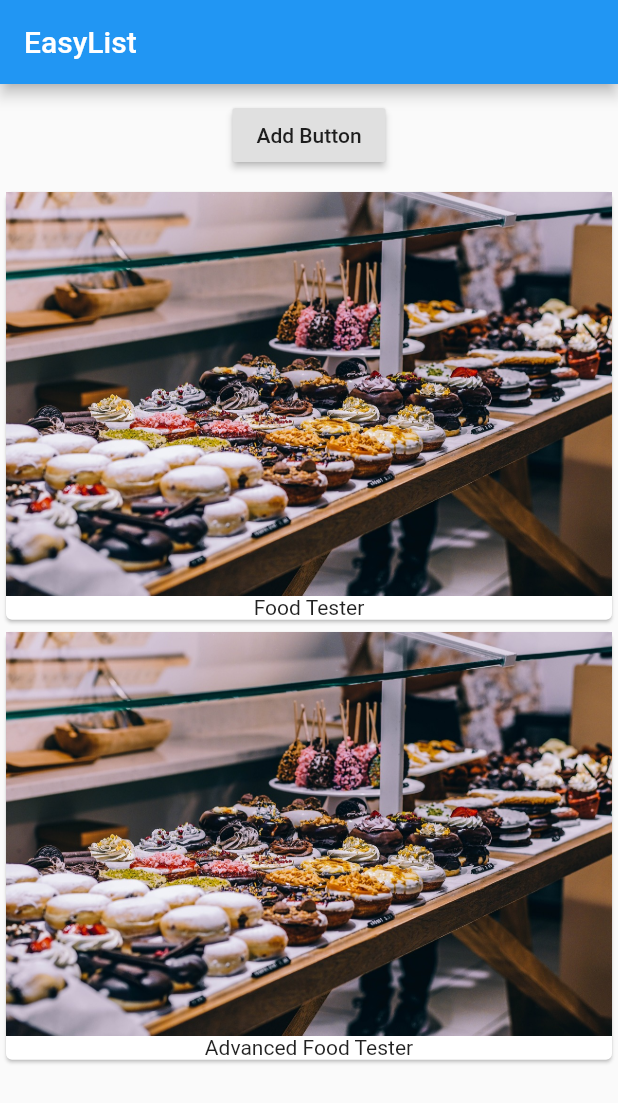
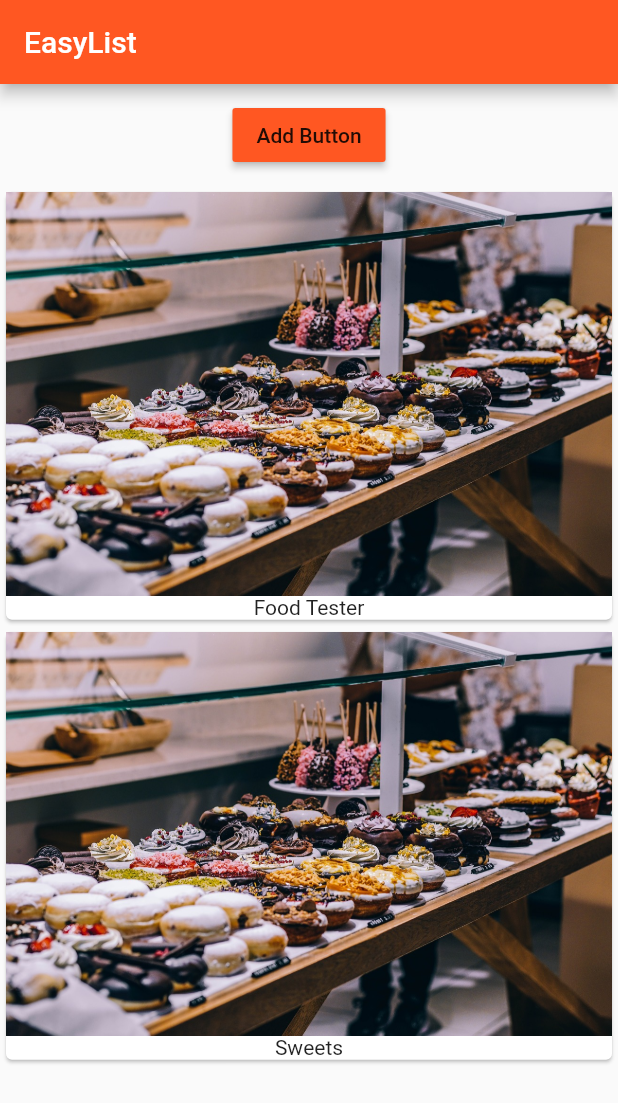
Before and after one commit to shnupta/flutter_course, a Flutter app: the screen it shows after launch, after a tap on "Add Button", on a phone screen of 412 x 824 dp. Shown: the top 1103 px of the screen. Run offline on Flutter 3.47's test engine with Material 2 defaults, Android fonts, the phone set to English and light mode, and no system bars.

Commit message:
finished section 2

```diff
--- a/lib/main.dart
+++ b/lib/main.dart
@@ -8,11 +8,15 @@ class MyApp extends StatelessWidget {
   @override
   Widget build(BuildContext context) {
     return MaterialApp(
+      theme: ThemeData(
+        primarySwatch: Colors.deepOrange,
+        accentColor: Colors.deepPurple,
+      ),
       home: Scaffold(
         appBar: AppBar(
           title: Text('EasyList'),
         ),
-        body: ProductManager(),
+        body: ProductManager(startingProduct: 'Food Tester'),
       ),
     );
   }
--- /dev/null
+++ b/lib/product_control.dart
@@ -0,0 +1,18 @@
+import 'package:flutter/material.dart';
+
+class ProductControl extends StatelessWidget {
+  final Function addProduct;
+
+  ProductControl(this.addProduct);
+
+  @override
+  Widget build(BuildContext context) {
+    return RaisedButton(
+      color: Theme.of(context).primaryColor,
+      child: Text('Add Button'),
+      onPressed: () {
+        addProduct('Sweets');
+      },
+    );
+  }
+}
--- a/lib/product_manager.dart
+++ b/lib/product_manager.dart
@@ -1,32 +1,52 @@
 import 'package:flutter/material.dart';
 
 import 'products.dart';
+import 'product_control.dart';
 
 class ProductManager extends StatefulWidget {
+  final String startingProduct;
+
+  ProductManager({this.startingProduct = 'Sweets Tester'}) {
+    print("[ProductManager] Constructor");
+  }
+
   @override
   State<StatefulWidget> createState() {
+    print("[ProductManager] createState()");
     return _ProductManagerState();
   }
 }
 
 class _ProductManagerState extends State<ProductManager> {
-  List<String> _products = ['Food Tester'];
+  List<String> _products = [];
+
+  @override
+  void initState() {
+    super.initState();
+    print("[ProductManagerState] initState()");
+    _products.add(widget.startingProduct);
+  }
+
+  @override
+  void didUpdateWidget(ProductManager oldWidget) {
+    print("[ProductManagerState] didUpdateWidget()");
+    super.didUpdateWidget(oldWidget);
+  }
+
+  void _addProduct(String product) {
+    setState(() {
+      _products.add(product);
+    });
+  }
 
   @override
   Widget build(BuildContext context) {
-    // TODO: implement build
+    print("[ProductManagerState] build()");
     return Column(
       children: <Widget>[
         Container(
           padding: EdgeInsets.all(10.0),
-          child: RaisedButton(
-            child: Text('Add Button'),
-            onPressed: () {
-              setState(() {
-                _products.add('Advanced Food Tester');
-              });
-            },
-          ),
+          child: ProductControl(_addProduct),
         ),
         Products(_products),
       ],
--- a/lib/products.dart
+++ b/lib/products.dart
@@ -1,12 +1,15 @@
 import 'package:flutter/material.dart';
 
 class Products extends StatelessWidget {
-  Products(this.products);
+  Products([this.products = const []]) {
+    print("[Products Widget] Constructor");
+  }
 
   final List<String> products;
 
   @override
   Widget build(BuildContext context) {
+    print("[Products Widget] build()");
     return Column(
       children: products
           .map(
```
